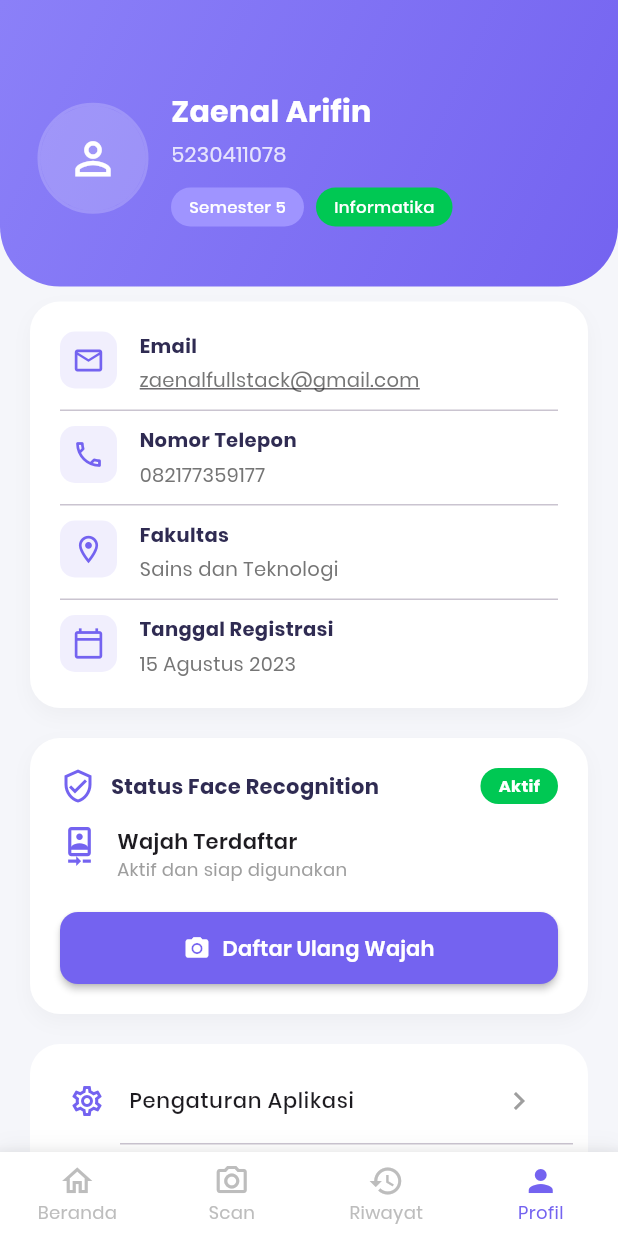
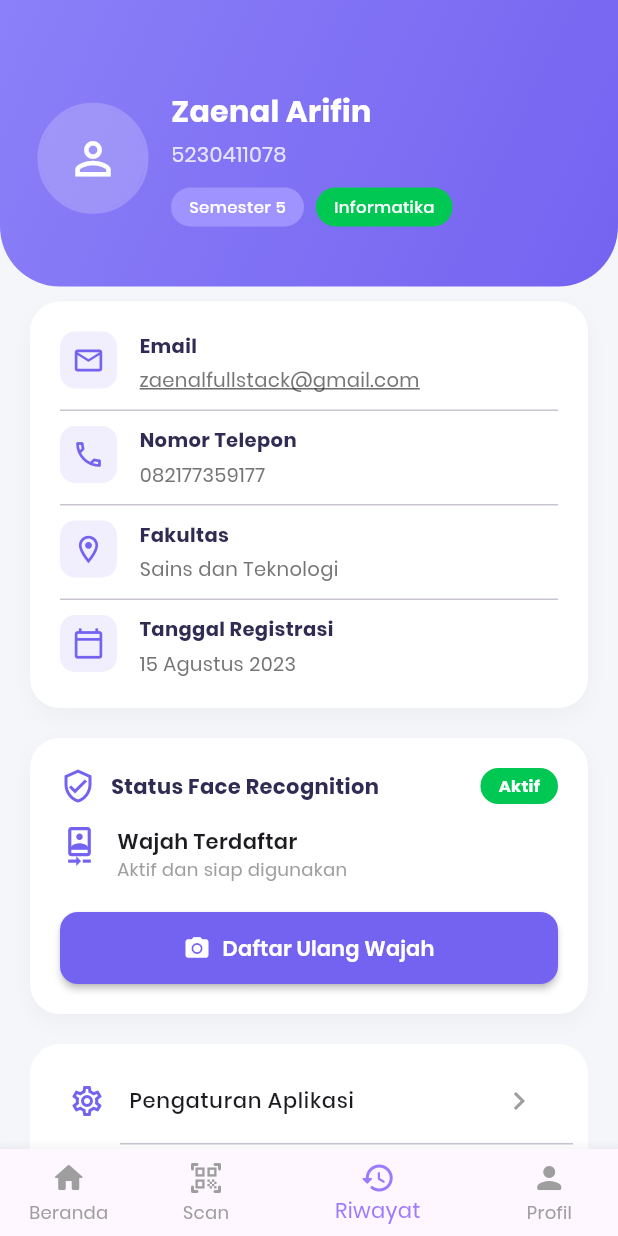
Before and after one commit to zaenalrfn/Pemrograman-Aplikasi-Mobile, a Flutter app: the ProfilePage screen opened by its route, on a phone screen of 412 x 824 dp. Run offline on Flutter 3.47's test engine with Material 3 defaults, Android fonts, the phone set to English and light mode, and no system bars; our stand-ins replace camera, flutter_dotenv, geolocator, supabase_flutter; missing offline and left inert: postgrest; accounts and stored records are empty.

Commit message:
feat(fixing): fix custom bottom nav

```diff
--- a/lib/profil_page.dart
+++ b/lib/profil_page.dart
@@ -1,4 +1,5 @@
 import 'package:flutter/material.dart';
+import '../widgets/custom_button_nav.dart';
 
 // Jika kamu punya file model/service sendiri, uncomment baris di bawah ini
 // import '../models/user_model.dart';
@@ -59,48 +60,24 @@ class _ProfilePageState extends State<ProfilePage> {
       ),
 
       // 5. BOTTOM NAVIGATION BAR
-      bottomNavigationBar: Container(
-        decoration: BoxDecoration(
-          color: Colors.white,
-          boxShadow: [
-            BoxShadow(
-              color: Colors.grey.withOpacity(0.1),
-              blurRadius: 10,
-              offset: const Offset(0, -5),
-            ),
-          ],
-        ),
-        child: BottomNavigationBar(
-          backgroundColor: Colors.white,
-          selectedItemColor: const Color(0xFF7463F0), // Ungu aktif
-          unselectedItemColor: Colors.grey.shade400,
-          currentIndex: 3, // Posisi tab Profil
-          type: BottomNavigationBarType.fixed,
-          showUnselectedLabels: true,
-          selectedFontSize: 12,
-          onTap: (index) {
-            // Logika navigasi bisa dimasukkan di sini
-             print("Tombol nav index $index ditekan");
-          },
-          items: const [
-            BottomNavigationBarItem(
-              icon: Icon(Icons.home_outlined),
-              label: 'Beranda',
-            ),
-            BottomNavigationBarItem(
-              icon: Icon(Icons.camera_alt_outlined),
-              label: 'Scan',
-            ),
-            BottomNavigationBarItem(
-              icon: Icon(Icons.history),
-              label: 'Riwayat',
-            ),
-            BottomNavigationBarItem(
-              icon: Icon(Icons.person),
-              label: 'Profil',
-            ),
-          ],
-        ),
+      bottomNavigationBar: CustomBottomNav(
+        currentIndex: 2,
+        onTap: (index) {
+          switch (index) {
+            case 0:
+              Navigator.pushReplacementNamed(context, '/beranda');
+              break;
+            case 1:
+              Navigator.pushReplacementNamed(context, '/scan');
+              break;
+            case 2:
+              Navigator.pushReplacementNamed(context, '/riwayat');
+              break;
+            case 3:
+              Navigator.pushReplacementNamed(context, '/profil');
+              break;
+          }
+        },
       ),
     );
   }
```
